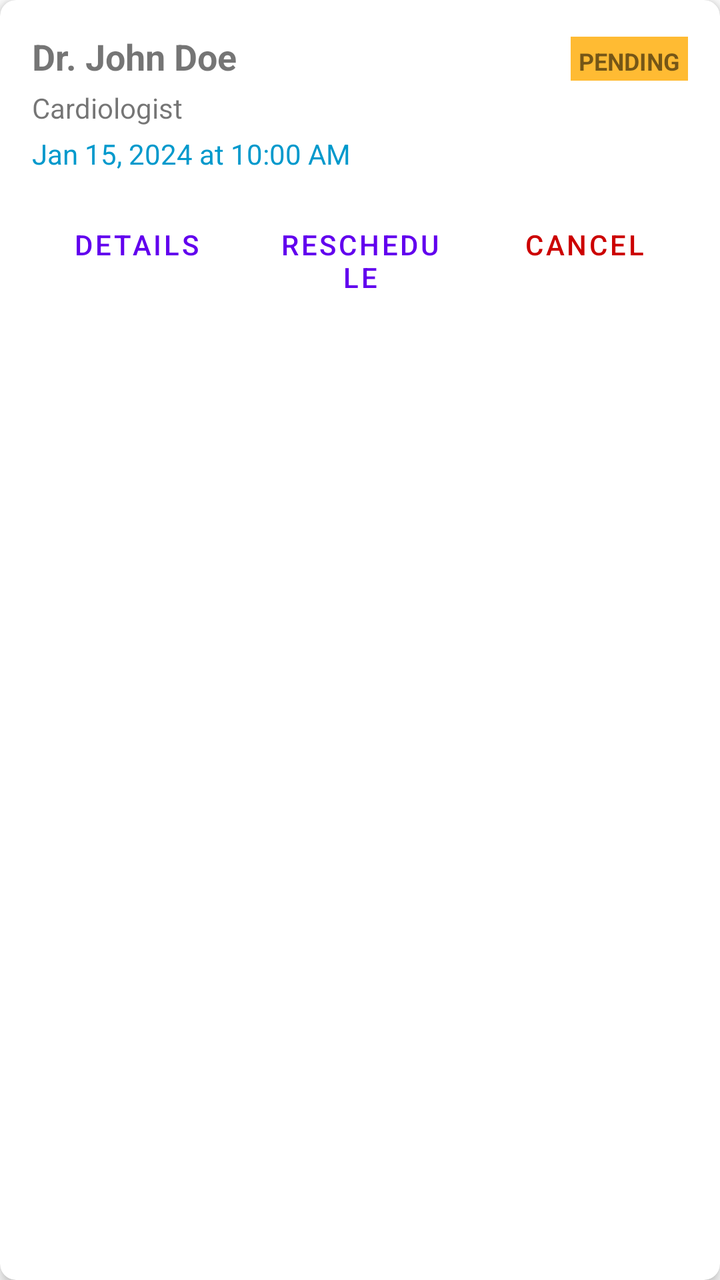
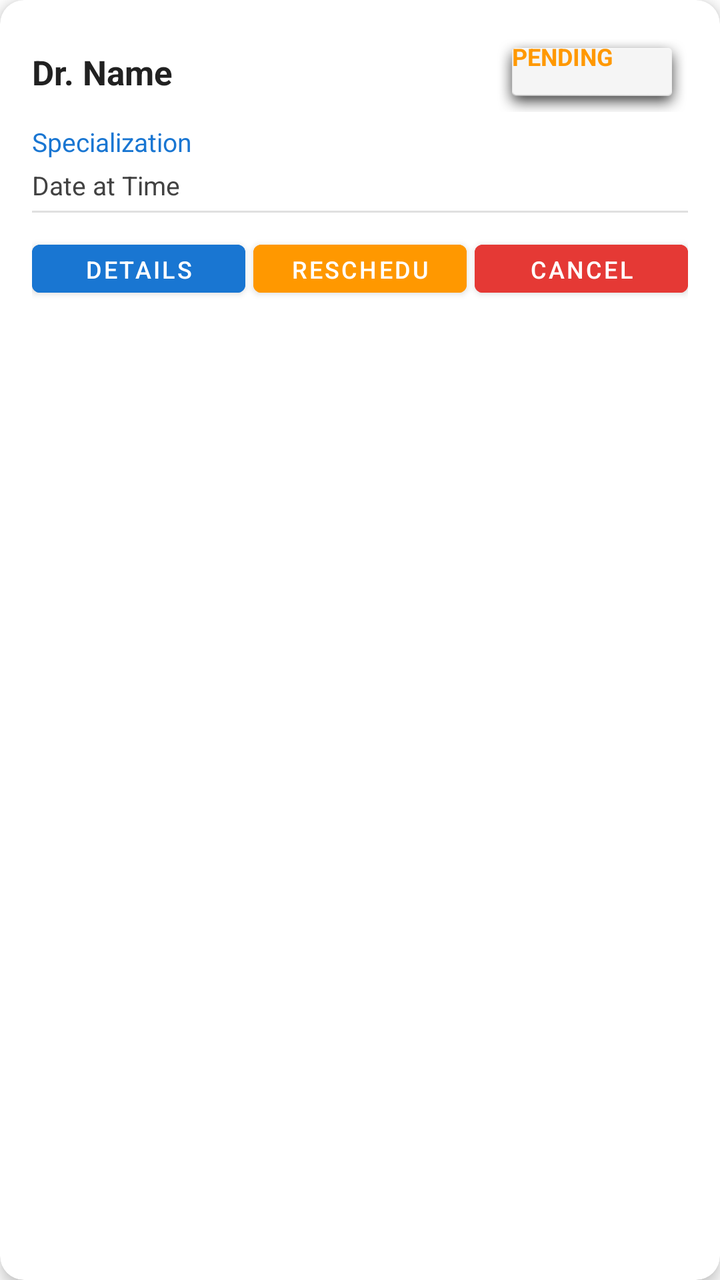

The first picture is an Android layout as it rendered before a commit; the second is the same layout after the commit. The layout source and the unified diff follow.
<!-- AndroidManifest.xml: application theme Theme.Healio -->
<!-- res/layout/item_appointment.xml -->
<?xml version="1.0" encoding="utf-8"?>
<androidx.cardview.widget.CardView xmlns:android="http://schemas.android.com/apk/res/android"
    xmlns:app="http://schemas.android.com/apk/res-auto"
    android:layout_width="match_parent"
    android:layout_height="wrap_content"
    android:layout_margin="8dp"
    app:cardCornerRadius="8dp"
    app:cardElevation="4dp">

    <LinearLayout
        android:layout_width="match_parent"
        android:layout_height="wrap_content"
        android:orientation="vertical"
        android:padding="16dp">

        <LinearLayout
            android:layout_width="match_parent"
            android:layout_height="wrap_content"
            android:orientation="horizontal">

            <TextView
                android:id="@+id/tvDoctorName"
                android:layout_width="0dp"
                android:layout_height="wrap_content"
                android:layout_weight="1"
                android:text="Dr. John Doe"
                android:textSize="18sp"
                android:textStyle="bold" />

            <TextView
                android:id="@+id/tvStatus"
                android:layout_width="wrap_content"
                android:layout_height="wrap_content"
                android:text="PENDING"
                android:textSize="12sp"
                android:textStyle="bold"
                android:padding="4dp"
                android:background="@android:color/holo_orange_light" />
        </LinearLayout>

        <TextView
            android:id="@+id/tvSpecialization"
            android:layout_width="match_parent"
            android:layout_height="wrap_content"
            android:text="Cardiologist"
            android:textSize="14sp"
            android:layout_marginTop="4dp" />

        <TextView
            android:id="@+id/tvDateTime"
            android:layout_width="match_parent"
            android:layout_height="wrap_content"
            android:text="Jan 15, 2024 at 10:00 AM"
            android:textSize="14sp"
            android:layout_marginTop="4dp"
            android:textColor="@android:color/holo_blue_dark" />

        <TextView
            android:id="@+id/tvNotes"
            android:layout_width="match_parent"
            android:layout_height="wrap_content"
            android:text="Notes: Follow-up checkup"
            android:textSize="12sp"
            android:layout_marginTop="8dp"
            android:visibility="gone" />

        <LinearLayout
            android:layout_width="match_parent"
            android:layout_height="wrap_content"
            android:orientation="horizontal"
            android:layout_marginTop="12dp">

            <Button
                android:id="@+id/btnViewDetails"
                android:layout_width="0dp"
                android:layout_height="wrap_content"
                android:layout_weight="1"
                android:text="Details"
                android:layout_marginEnd="4dp"
                style="?android:attr/buttonBarButtonStyle" />

            <Button
                android:id="@+id/btnReschedule"
                android:layout_width="0dp"
                android:layout_height="wrap_content"
                android:layout_weight="1"
                android:text="Reschedule"
                android:layout_marginStart="4dp"
                android:layout_marginEnd="4dp"
                style="?android:attr/buttonBarButtonStyle" />

            <Button
                android:id="@+id/btnCancel"
                android:layout_width="0dp"
                android:layout_height="wrap_content"
                android:layout_weight="1"
                android:text="Cancel"
                android:textColor="@android:color/holo_red_dark"
                android:layout_marginStart="4dp"
                style="?android:attr/buttonBarButtonStyle" />
        </LinearLayout>

    </LinearLayout>

</androidx.cardview.widget.CardView>
<!-- resources referenced by this layout -->
<resources>
  <style name="Theme.Healio" parent="Theme.MaterialComponents.DayNight.DarkActionBar">
          <item name="colorPrimary">@color/purple_500</item>
          <item name="colorPrimaryVariant">@color/purple_700</item>
          <item name="colorOnPrimary">@color/white</item>
          <item name="colorSecondary">@color/teal_200</item>
          <item name="colorSecondaryVariant">@color/teal_700</item>
          <item name="colorOnSecondary">@color/black</item>
          <item name="android:statusBarColor">?attr/colorPrimaryVariant</item>
      </style>
  <color name="purple_500">#FF6200EE</color>
  <color name="purple_700">#FF3700B3</color>
  <color name="white">#FFFFFFFF</color>
  <color name="teal_200">#FF03DAC5</color>
  <color name="teal_700">#FF018786</color>
  <color name="black">#FF000000</color>
</resources>

<!-- the commit's change to res/layout/item_appointment.xml (unified diff, before → after) -->
@@ -1,10 +1,11 @@
 <?xml version="1.0" encoding="utf-8"?>
-<androidx.cardview.widget.CardView xmlns:android="http://schemas.android.com/apk/res/android"
+<androidx.cardview.widget.CardView
+    xmlns:android="http://schemas.android.com/apk/res/android"
     xmlns:app="http://schemas.android.com/apk/res-auto"
     android:layout_width="match_parent"
     android:layout_height="wrap_content"
     android:layout_margin="8dp"
-    app:cardCornerRadius="8dp"
+    app:cardCornerRadius="12dp"
     app:cardElevation="4dp">
 
     <LinearLayout
@@ -13,19 +14,21 @@
         android:orientation="vertical"
         android:padding="16dp">
 
-        <LinearLayout
+        
+        <RelativeLayout
             android:layout_width="match_parent"
             android:layout_height="wrap_content"
-            android:orientation="horizontal">
+            android:layout_marginBottom="6dp">
 
             <TextView
                 android:id="@+id/tvDoctorName"
-                android:layout_width="0dp"
+                android:layout_width="wrap_content"
                 android:layout_height="wrap_content"
-                android:layout_weight="1"
-                android:text="Dr. John Doe"
-                android:textSize="18sp"
-                android:textStyle="bold" />
+                android:text="Dr. Name"
+                android:textSize="17sp"
+                android:textStyle="bold"
+                android:textColor="#212121"
+                android:layout_centerVertical="true" />
 
             <TextView
                 android:id="@+id/tvStatus"
@@ -34,72 +37,94 @@
                 android:text="PENDING"
                 android:textSize="12sp"
                 android:textStyle="bold"
-                android:padding="4dp"
-                android:background="@android:color/holo_orange_light" />
-        </LinearLayout>
+                android:textColor="#FF9800"
+                android:layout_alignParentEnd="true"
+                android:layout_centerVertical="true"
+                android:background="@android:drawable/dialog_holo_light_frame"
+                android:paddingStart="8dp"
+                android:paddingEnd="8dp"
+                android:paddingTop="4dp"
+                android:paddingBottom="4dp" />
+        </RelativeLayout>
 
+        
         <TextView
             android:id="@+id/tvSpecialization"
-            android:layout_width="match_parent"
+            android:layout_width="wrap_content"
             android:layout_height="wrap_content"
-            android:text="Cardiologist"
-            android:textSize="14sp"
-            android:layout_marginTop="4dp" />
+            android:text="Specialization"
+            android:textSize="13sp"
+            android:textColor="#1976D2"
+            android:layout_marginBottom="4dp" />
 
+        
         <TextView
             android:id="@+id/tvDateTime"
-            android:layout_width="match_parent"
+            android:layout_width="wrap_content"
             android:layout_height="wrap_content"
-            android:text="Jan 15, 2024 at 10:00 AM"
-            android:textSize="14sp"
-            android:layout_marginTop="4dp"
-            android:textColor="@android:color/holo_blue_dark" />
+            android:text="Date at Time"
+            android:textSize="13sp"
+            android:textColor="#424242"
+            android:drawablePadding="4dp"
+            android:layout_marginBottom="4dp" />
 
+        
         <TextView
             android:id="@+id/tvNotes"
             android:layout_width="match_parent"
             android:layout_height="wrap_content"
-            android:text="Notes: Follow-up checkup"
+            android:text="Notes: ..."
             android:textSize="12sp"
-            android:layout_marginTop="8dp"
+            android:textColor="#757575"
+            android:fontStyle="italic"
+            android:layout_marginBottom="8dp"
             android:visibility="gone" />
 
+        
+        <View
+            android:layout_width="match_parent"
+            android:layout_height="1dp"
+            android:background="#E0E0E0"
+            android:layout_marginBottom="10dp" />
+
+        
         <LinearLayout
             android:layout_width="match_parent"
             android:layout_height="wrap_content"
-            android:orientation="horizontal"
-            android:layout_marginTop="12dp">
+            android:orientation="horizontal">
 
             <Button
                 android:id="@+id/btnViewDetails"
                 android:layout_width="0dp"
-                android:layout_height="wrap_content"
+                android:layout_height="36dp"
                 android:layout_weight="1"
+                android:layout_marginEnd="4dp"
                 android:text="Details"
-                android:layout_marginEnd="4dp"
-                style="?android:attr/buttonBarButtonStyle" />
+                android:textSize="12sp"
+                android:backgroundTint="#1976D2"
+                android:textColor="#FFFFFF" />
 
             <Button
                 android:id="@+id/btnReschedule"
                 android:layout_width="0dp"
-                android:layout_height="wrap_content"
+                android:layout_height="36dp"
                 android:layout_weight="1"
+                android:layout_marginEnd="4dp"
                 android:text="Reschedule"
-                android:layout_marginStart="4dp"
-                android:layout_marginEnd="4dp"
-                style="?android:attr/buttonBarButtonStyle" />
+                android:textSize="12sp"
+                android:backgroundTint="#FF9800"
+                android:textColor="#FFFFFF" />
 
             <Button
                 android:id="@+id/btnCancel"
                 android:layout_width="0dp"
-                android:layout_height="wrap_content"
+                android:layout_height="36dp"
                 android:layout_weight="1"
                 android:text="Cancel"
-                android:textColor="@android:color/holo_red_dark"
-                android:layout_marginStart="4dp"
-                style="?android:attr/buttonBarButtonStyle" />
+                android:textSize="12sp"
+                android:backgroundTint="#E53935"
+                android:textColor="#FFFFFF" />
         </LinearLayout>
 
     </LinearLayout>
-
 </androidx.cardview.widget.CardView>
